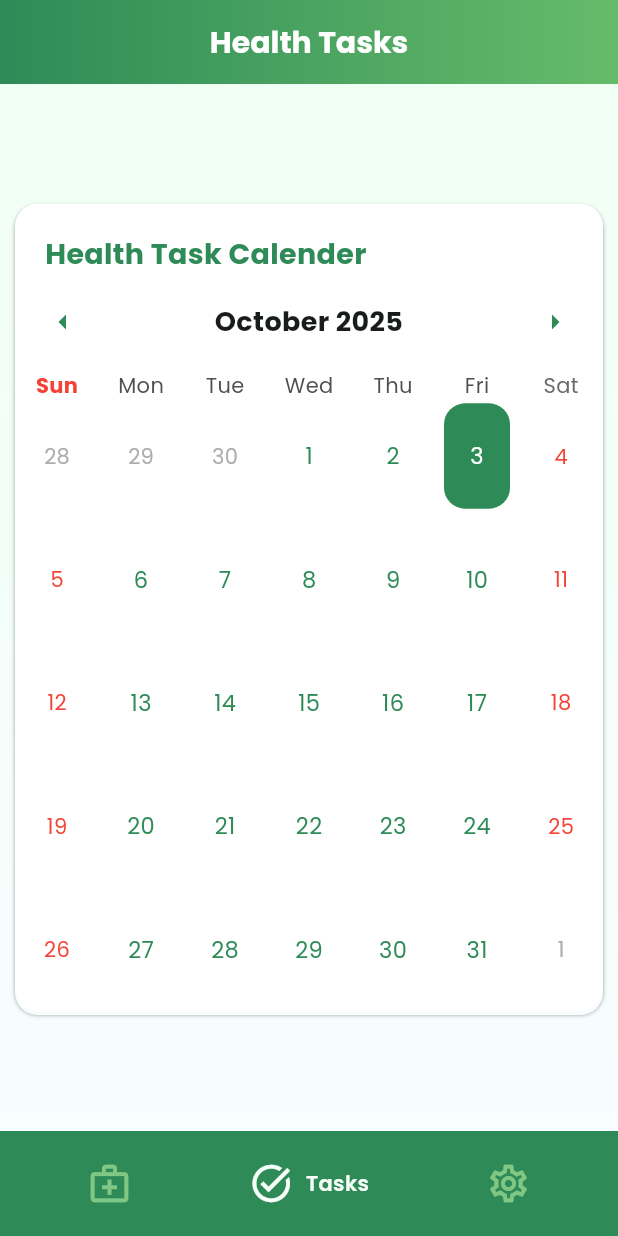
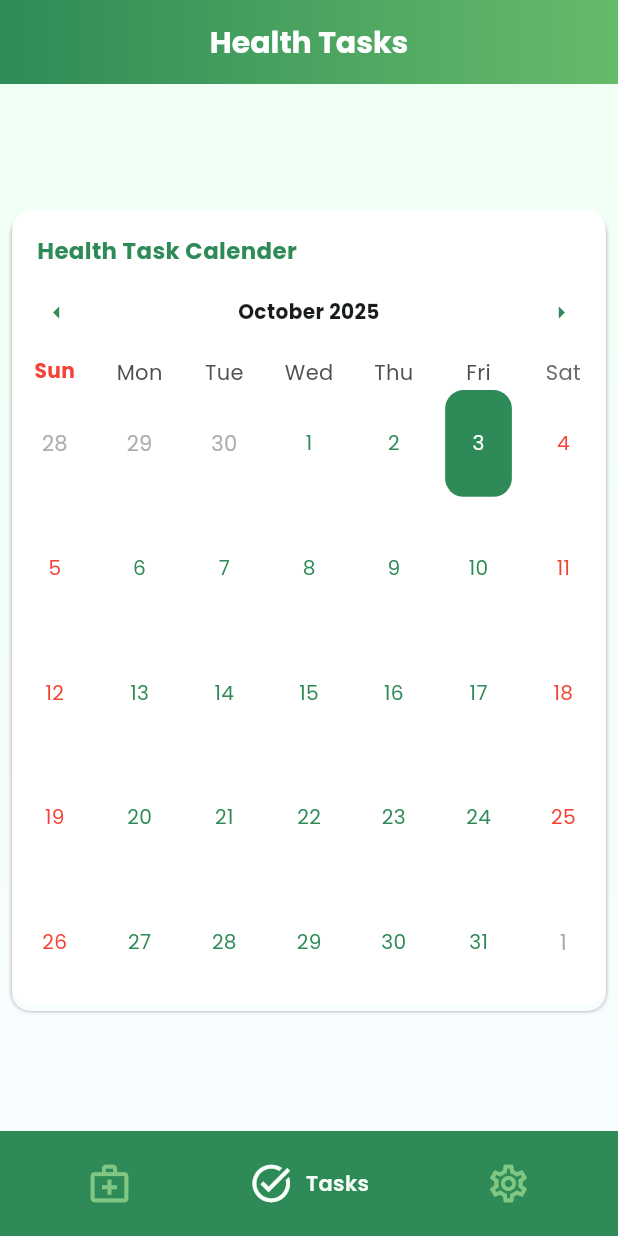
Before and after one commit to lakharasachin-qf/Reminder-App, a Flutter app: the screen it shows after launch, item 2 of the bottom bar chosen, on a phone screen of 412 x 824 dp. Run offline on Flutter 3.47's test engine with Material 3 defaults, Android fonts, the phone set to English and light mode, and no system bars; drawn by our look-alikes of google_nav_bar, table_calendar; our stand-ins replace flutter_local_notifications, flutter_slidable, flutter_timezone, google_fonts, shared_preferences, sizer and 1 more.

Commit message:
calender sizer applied

```diff
--- a/lib/main.dart
+++ b/lib/main.dart
@@ -8,6 +8,7 @@ import 'package:demo_health/provider/settingsProvider.dart';
 import 'package:demo_health/provider/toDoPro.dart';
 import 'package:flutter/material.dart';
 import 'package:provider/provider.dart';
+import 'package:sizer/sizer.dart'; // <-- import Sizer
 
 void main() async {
   WidgetsFlutterBinding.ensureInitialized();
@@ -19,7 +20,7 @@ void main() async {
         ChangeNotifierProvider(create: (_) => SettingsProvider()),
         ChangeNotifierProvider(create: (_) => ThemeProvider()),
       ],
-      child: MyApp(),
+      child: const MyApp(),
     ),
   );
 }
@@ -30,11 +31,17 @@ class MyApp extends StatelessWidget {
   @override
   Widget build(BuildContext context) {
     final themeProvider = Provider.of<ThemeProvider>(context);
+
+    // Wrap MaterialApp inside Sizer
+    return Sizer(
+      builder: (context, orientation, deviceType) {
         return MaterialApp(
           title: 'Smart Health Reminder',
           theme: AppTheme.lightTheme,
           darkTheme: AppTheme.darkTheme,
-      themeMode: themeProvider.isDarkMode ? ThemeMode.dark : ThemeMode.light,
+          themeMode: themeProvider.isDarkMode
+              ? ThemeMode.dark
+              : ThemeMode.light,
           initialRoute: '/',
           routes: {
             '/': (context) => const SplashScreen(),
@@ -43,6 +50,14 @@ class MyApp extends StatelessWidget {
                 const AddEditReminderScreen(isEdit: false),
           },
           debugShowCheckedModeBanner: false,
+          builder: (context, child) {
+            return MediaQuery(
+              data: MediaQuery.of(context).copyWith(textScaleFactor: 1.0),
+              child: child!,
+            );
+          },
+        );
+      },
     );
   }
 }
--- a/lib/views/main_screens/calender_screen/CalenderScreenTodo.dart
+++ b/lib/views/main_screens/calender_screen/CalenderScreenTodo.dart
@@ -3,14 +3,11 @@ import 'package:demo_health/Theme/AppTheme.dart';
 import 'package:demo_health/provider/toDoPro.dart';
 import 'package:flutter/material.dart';
 import 'package:provider/provider.dart';
+import 'package:sizer/sizer.dart';
 import 'package:table_calendar/table_calendar.dart';
-// ignore: depend_on_referenced_packages
 import 'package:intl/intl.dart';
-// import '../Services/todoPrefs.dart';
 
 class CalenderScreen extends StatefulWidget {
-  // final DateTime _selectedDate = DateTime.now();
-
   const CalenderScreen({super.key});
 
   @override
@@ -19,7 +16,6 @@ class CalenderScreen extends StatefulWidget {
 
 class _CalenderScreenState extends State<CalenderScreen> {
   CalendarFormat _calendarFormat = CalendarFormat.month;
-  // todoDatabase todoDB = todoDatabase();
   final DateTime _selectedDate = DateTime.now();
   late Future<void> _loadTodosF;
 
@@ -34,12 +30,13 @@ class _CalenderScreenState extends State<CalenderScreen> {
 
   @override
   Widget build(BuildContext context) {
-    // ignore: non_constant_identifier_names
+    return Sizer(
+      builder: (context, orientation, deviceType) {
         final TodoProvider = Provider.of<todoProvider>(context);
         return Scaffold(
           backgroundColor: Colors.transparent,
           body: Padding(
-        padding: const EdgeInsets.symmetric(horizontal: 10, vertical: 20),
+            padding: EdgeInsets.symmetric(horizontal: 2.w, vertical: 2.h),
             child: Column(
               mainAxisAlignment: MainAxisAlignment.center,
               verticalDirection: VerticalDirection.down,
@@ -60,11 +57,11 @@ class _CalenderScreenState extends State<CalenderScreen> {
                           return Container(
                             decoration: BoxDecoration(
                               color: Theme.of(context).cardColor,
-                          borderRadius: BorderRadius.circular(15),
+                              borderRadius: BorderRadius.circular(3.w),
                               boxShadow: [
                                 BoxShadow(
                                   blurRadius: 1.5,
-                              offset: Offset(0, 2),
+                                  offset: Offset(0, 0.5.h),
                                   blurStyle: BlurStyle.outer,
                                   color:
                                       Theme.of(context).brightness ==
@@ -79,16 +76,16 @@ class _CalenderScreenState extends State<CalenderScreen> {
                                 crossAxisAlignment: CrossAxisAlignment.start,
                                 children: [
                                   Padding(
-                                padding: const EdgeInsets.only(
-                                  top: 20,
-                                  left: 20,
+                                    padding: EdgeInsets.only(
+                                      top: 2.h,
+                                      left: 4.w,
                                     ),
                                     child: Text(
                                       "Health Task Calender",
                                       style: TextStyle(
                                         color: AppColors.primary,
                                         fontWeight: FontWeight.bold,
-                                    fontSize: 19,
+                                        fontSize: 16.sp,
                                       ),
                                     ),
                                   ),
@@ -108,15 +105,16 @@ class _CalenderScreenState extends State<CalenderScreen> {
                                       Navigator.push(
                                         context,
                                         MaterialPageRoute(
-                                      builder: (context) =>
-                                          ToDoList(selectedDate: selectedDay),
+                                          builder: (context) => ToDoList(
+                                            selectedDate: selectedDay,
+                                          ),
                                         ),
                                       );
                                       setState(() {});
                                     },
                                     headerStyle: HeaderStyle(
                                       titleTextStyle: TextStyle(
-                                    fontSize: 18,
+                                        fontSize: 15.sp,
                                         fontWeight: FontWeight.bold,
                                       ),
                                       formatButtonVisible: false,
@@ -124,48 +122,57 @@ class _CalenderScreenState extends State<CalenderScreen> {
                                       leftChevronIcon: Icon(
                                         Icons.arrow_left,
                                         color: AppColors.primary,
+                                        size: 18.sp,
                                       ),
                                       rightChevronIcon: Icon(
                                         Icons.arrow_right,
                                         color: AppColors.primary,
+                                        size: 18.sp,
                                       ),
                                     ),
                                     calendarStyle: CalendarStyle(
                                       todayDecoration: BoxDecoration(
-                                    // ignore: deprecated_member_use
-                                    color: AppColors.primary.withOpacity(0.3),
+                                        color: AppColors.primary.withOpacity(
+                                          0.3,
+                                        ),
                                         shape: BoxShape.circle,
                                       ),
                                       selectedDecoration: BoxDecoration(
                                         color: AppColors.primary,
-                                    borderRadius: BorderRadius.circular(14),
+                                        borderRadius: BorderRadius.circular(
+                                          3.w,
+                                        ),
                                       ),
                                       weekendTextStyle: TextStyle(
                                         color: Colors.red,
+                                        fontSize: 15.sp,
                                       ),
                                       selectedTextStyle: TextStyle(
-                                    fontSize: 15,
+                                        fontSize: 15.sp,
                                         color: Colors.white,
                                       ),
                                       todayTextStyle: TextStyle(
-                                    fontSize: 14,
+                                        fontSize: 15.sp,
                                         fontWeight: FontWeight.bold,
                                       ),
                                       defaultTextStyle: TextStyle(
-                                    fontSize: 15,
+                                        fontSize: 15.sp,
                                         color: AppColors.primary,
                                       ),
                                     ),
                                     calendarBuilders: CalendarBuilders(
                                       dowBuilder: (context, day) {
                                         if (day.weekday == DateTime.sunday) {
-                                      final text = DateFormat.E().format(day);
+                                          final text = DateFormat.E().format(
+                                            day,
+                                          );
                                           return Center(
                                             child: Text(
                                               text,
                                               style: TextStyle(
                                                 color: Colors.red,
                                                 fontWeight: FontWeight.bold,
+                                                fontSize: 15.sp,
                                               ),
                                             ),
                                           );
@@ -173,31 +180,31 @@ class _CalenderScreenState extends State<CalenderScreen> {
                                         return null;
                                       },
                                       markerBuilder: (context, day, events) {
-                                    // Build a map of tasks per day
-                                    final tasksForDay = TodoProvider.todoList
+                                        final tasksForDay = TodoProvider
+                                            .todoList
                                             .where(
                                               (todo) =>
                                                   todo.date.year == day.year &&
-                                              todo.date.month == day.month &&
+                                                  todo.date.month ==
+                                                      day.month &&
                                                   todo.date.day == day.day,
                                             )
                                             .toList();
-                                    // final tasksForDay = TodoProvider.markers(day);
                                         if (tasksForDay.isNotEmpty) {
                                           return Positioned(
-                                        right: 4,
-                                        bottom: 4,
+                                            right: 1.w,
+                                            bottom: 1.w,
                                             child: Container(
-                                          padding: const EdgeInsets.all(6),
+                                              padding: EdgeInsets.all(2.w),
                                               decoration: BoxDecoration(
                                                 color: AppColors.primaryDark,
                                                 shape: BoxShape.circle,
                                               ),
                                               child: Text(
                                                 '${tasksForDay.length}',
-                                            style: const TextStyle(
+                                                style: TextStyle(
                                                   color: Colors.white,
-                                              fontSize: 10,
+                                                  fontSize: 15.sp,
                                                   fontWeight: FontWeight.bold,
                                                 ),
                                               ),
@@ -222,5 +229,7 @@ class _CalenderScreenState extends State<CalenderScreen> {
             ),
           ),
         );
+      },
+    );
   }
 }
--- a/pubspec.yaml
+++ b/pubspec.yaml
@@ -23,6 +23,7 @@ dependencies:
   table_calendar: ^3.2.0
   provider: ^6.1.5+1
   url_launcher: ^6.3.2
+  sizer: ^3.1.3
 
 dev_dependencies:
   flutter_test:
```
Also changed, not shown: pubspec.lock. Lines whose indentation alone changed are shown as unchanged.
